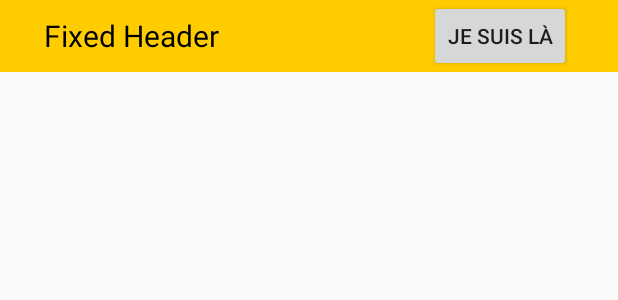
After one commit to cargoappme/android, an Android app: the layout header.xml on its own in the app's theme, with its tools: preview values and no code run, on a phone screen of 412 x 824 dp. The commit adds this screen. Shown: the top 300 px of the screen. Run offline under Robolectric (Android 15) with nearby library versions, the phone set to English and light mode, and no system bars.

Commit message:
:art: there's now a header when you got a parking position registered

```diff
--- a/app/src/main/java/me/cargoapp/cargo/MainActivity.java
+++ b/app/src/main/java/me/cargoapp/cargo/MainActivity.java
@@ -7,6 +7,7 @@ import android.support.v4.app.FragmentManager;
 import android.support.v4.app.FragmentStatePagerAdapter;
 import android.support.v4.view.ViewPager;
 import android.support.v7.app.AppCompatActivity;
+import android.view.View;
 
 import org.androidannotations.annotations.AfterViews;
 import org.androidannotations.annotations.EActivity;
--- a/app/src/main/res/layout/activity_main.xml
+++ b/app/src/main/res/layout/activity_main.xml
@@ -5,6 +5,10 @@
     android:layout_width="match_parent"
     android:layout_height="match_parent"
     tools:context=".MainActivity">
+
+    <include layout="@layout/header"
+        android:id="@+id/include" />
+
 
     <android.support.design.widget.TabLayout
         android:id="@+id/tab_layout"
@@ -23,6 +27,7 @@
         android:layout_height="fill_parent"
         android:background="#95a5a6"
         android:layout_alignParentStart="true"
-        android:layout_above="@+id/tab_layout" />
+        android:layout_above="@+id/tab_layout"
+        android:layout_below="@+id/include" />
 
 </RelativeLayout>
--- /dev/null
+++ b/app/src/main/res/layout/header.xml
@@ -0,0 +1,30 @@
+<?xml version="1.0" encoding="utf-8"?>
+<RelativeLayout android:id="@+id/header"
+    android:layout_width="match_parent"
+    android:layout_height="wrap_content"
+    android:layout_alignParentTop="true"
+    android:background="#FC0"
+    android:gravity="center"
+    xmlns:android="http://schemas.android.com/apk/res/android">
+<TextView
+    android:layout_width="wrap_content"
+    android:layout_height="wrap_content"
+    android:text="Fixed Header"
+    android:textColor="#000"
+    android:textSize="20sp"
+    android:id="@+id/textView2"
+    android:layout_marginLeft="5dp"
+    android:layout_marginRight="5dp"
+    android:layout_centerVertical="true"
+    android:layout_alignParentStart="true"
+    android:layout_marginStart="29dp" />
+
+    <Button
+        android:id="@+id/yeah"
+        android:layout_width="wrap_content"
+        android:layout_height="wrap_content"
+        android:text="Je suis là"
+        android:layout_centerVertical="true"
+        android:layout_alignParentEnd="true"
+        android:layout_marginEnd="31dp" />
+    </RelativeLayout>
--- a/app/src/main/res/layout/tab_journey.xml
+++ b/app/src/main/res/layout/tab_journey.xml
@@ -4,6 +4,8 @@
     android:layout_width="match_parent"
     android:layout_height="match_parent"
     android:orientation="vertical">
+
+
 
     <Button
         android:id="@+id/go"
```
Also changed, not shown: app/src/main/java/me/cargoapp/cargo/navui/NavuiParking.java (line endings or trailing spaces).
